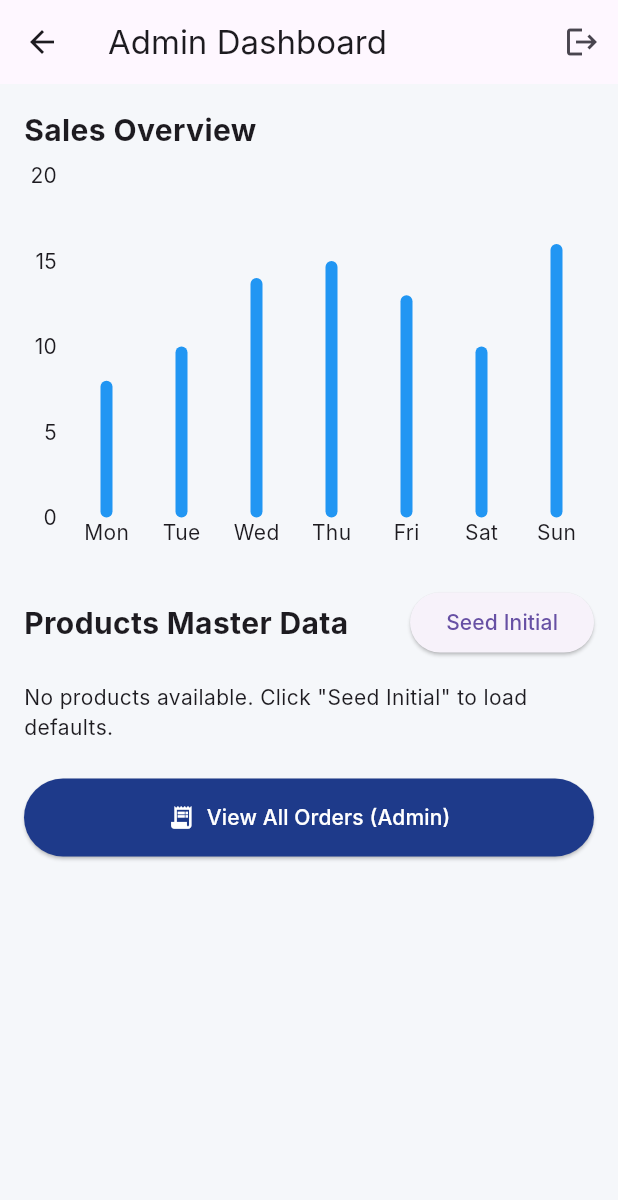
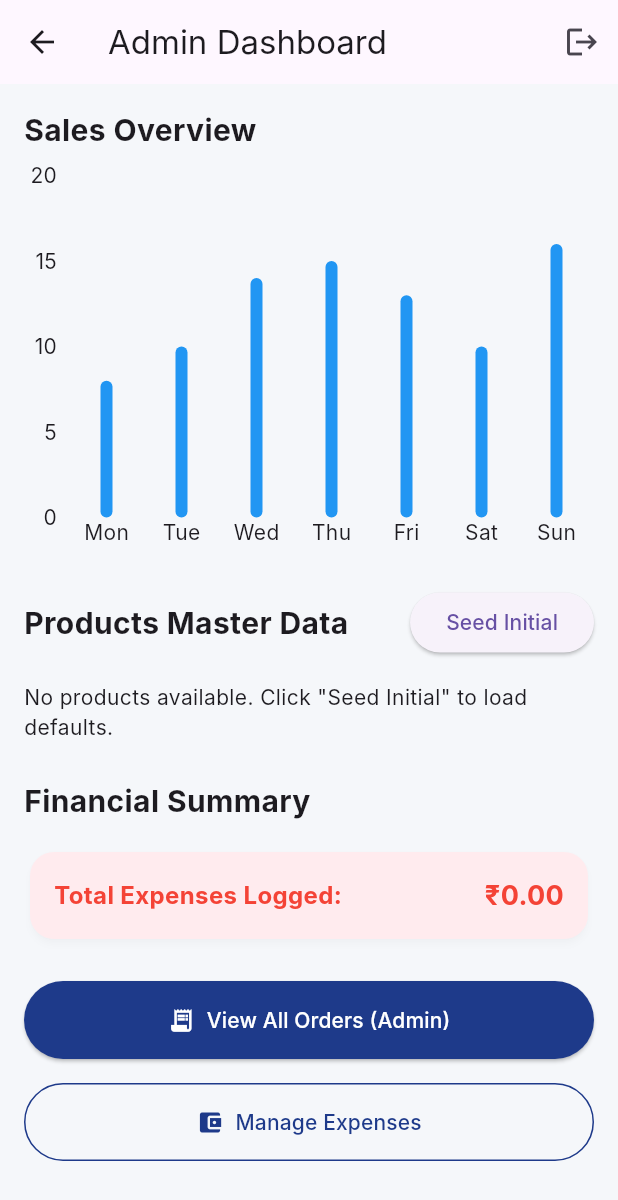
Before and after one commit to Pinkal6191/TruptApp, a Flutter app: the AdminDashboard screen opened directly, on a phone screen of 412 x 824 dp. Shown: the top 1200 px of the screen. Run offline on Flutter 3.47's test engine with Material 3 defaults, Android fonts, the phone set to English and light mode, and no system bars; drawn by our look-alikes of fl_chart; our stand-ins replace cloud_firestore, equatable, firebase_auth, firebase_core, flutter_bloc, pdf and 1 more; accounts and stored records are empty; Roboto replaces fonts that are missing (Inter).

Commit message:
Phase 5: Invoice Generation & Sharing
 Build PDF Invoice Generator Service (with QR code).
 Integrate Share functionality (share_plus).
 Add "Generate & Share Invoice" button to Order Details.
 Phase 6: Expense Management & Final Polish

 Create Expense Model & Repository.
 Create Expense Bloc.
 Build Expense Management UI for Admin.
 Add Charts / Stats to Admin Dashboard.

done

```diff
--- /dev/null
+++ b/lib/core/models/expense_model.dart
@@ -0,0 +1,37 @@
+import 'package:cloud_firestore/cloud_firestore.dart';
+
+class ExpenseModel {
+  final String id;
+  final String type; // "Transport", "Labor", "Other"
+  final double amount;
+  final DateTime date;
+  final String description;
+
+  ExpenseModel({
+    required this.id,
+    required this.type,
+    required this.amount,
+    required this.date,
+    required this.description,
+  });
+
+  Map<String, dynamic> toMap() {
+    return {
+      'type': type,
+      'amount': amount,
+      'date': Timestamp.fromDate(date),
+      'description': description,
+    };
+  }
+
+  factory ExpenseModel.fromFirestore(DocumentSnapshot doc) {
+    Map<String, dynamic> map = doc.data() as Map<String, dynamic>;
+    return ExpenseModel(
+      id: doc.id,
+      type: map['type'] ?? 'Other',
+      amount: (map['amount'] ?? 0).toDouble(),
+      date: (map['date'] as Timestamp).toDate(),
+      description: map['description'] ?? '',
+    );
+  }
+}
--- a/lib/features/admin/presentation/admin_dashboard.dart
+++ b/lib/features/admin/presentation/admin_dashboard.dart
@@ -7,6 +7,10 @@ import '../../products/bloc/product_bloc.dart';
 import '../../products/bloc/product_event.dart';
 import '../../products/bloc/product_state.dart';
 import '../../orders/presentation/order_history_screen.dart';
+import '../../expenses/bloc/expense_bloc.dart';
+import '../../expenses/bloc/expense_event.dart';
+import '../../expenses/bloc/expense_state.dart';
+import '../../expenses/presentation/expense_management_screen.dart';
 
 class AdminDashboard extends StatefulWidget {
   const AdminDashboard({super.key});
@@ -20,6 +24,7 @@ class _AdminDashboardState extends State<AdminDashboard> {
   void initState() {
     super.initState();
     context.read<ProductBloc>().add(LoadProducts());
+    context.read<ExpenseBloc>().add(LoadExpenses());
   }
 
   @override
@@ -132,6 +137,36 @@ class _AdminDashboardState extends State<AdminDashboard> {
               },
             ),
             const SizedBox(height: 24),
+            const Text(
+              'Financial Summary',
+              style: TextStyle(fontSize: 20, fontWeight: FontWeight.bold),
+            ),
+            const SizedBox(height: 16),
+            BlocBuilder<ExpenseBloc, ExpenseState>(
+              builder: (context, state) {
+                double totalExpense = 0.0;
+                if (state is ExpensesLoaded) {
+                  totalExpense = state.expenses.fold(0, (sum, item) => sum + item.amount);
+                }
+                return Card(
+                  elevation: 2,
+                  shadowColor: Colors.black12,
+                  color: Colors.red.shade50,
+                  shape: RoundedRectangleBorder(borderRadius: BorderRadius.circular(16)),
+                  child: Padding(
+                    padding: const EdgeInsets.all(16.0),
+                    child: Row(
+                      mainAxisAlignment: MainAxisAlignment.spaceBetween,
+                      children: [
+                        const Text('Total Expenses Logged:', style: TextStyle(fontWeight: FontWeight.bold, fontSize: 16, color: Colors.red)),
+                        Text('₹${totalExpense.toStringAsFixed(2)}', style: const TextStyle(fontWeight: FontWeight.bold, fontSize: 18, color: Colors.red)),
+                      ],
+                    ),
+                  ),
+                );
+              },
+            ),
+            const SizedBox(height: 24),
             SizedBox(
               width: double.infinity,
               child: ElevatedButton.icon(
@@ -147,6 +182,22 @@ class _AdminDashboardState extends State<AdminDashboard> {
                 },
               ),
             ),
+            const SizedBox(height: 16),
+            SizedBox(
+              width: double.infinity,
+              child: OutlinedButton.icon(
+                icon: const Icon(Icons.account_balance_wallet),
+                label: const Text('Manage Expenses'),
+                style: OutlinedButton.styleFrom(
+                  padding: const EdgeInsets.symmetric(vertical: 16),
+                  foregroundColor: const Color(0xFF1E3A8A),
+                  side: const BorderSide(color: Color(0xFF1E3A8A)),
+                ),
+                onPressed: () {
+                  Navigator.push(context, MaterialPageRoute(builder: (_) => const ExpenseManagementScreen()));
+                },
+              ),
+            ),
           ],
         ),
       ),
--- /dev/null
+++ b/lib/features/expenses/bloc/expense_bloc.dart
@@ -0,0 +1,36 @@
+import 'package:flutter_bloc/flutter_bloc.dart';
+import '../repository/expense_repository.dart';
+import 'expense_event.dart';
+import 'expense_state.dart';
+
+class ExpenseBloc extends Bloc<ExpenseEvent, ExpenseState> {
+  final ExpenseRepository _expenseRepository;
+
+  ExpenseBloc({required ExpenseRepository expenseRepository})
+      : _expenseRepository = expenseRepository,
+        super(ExpenseInitial()) {
+    on<LoadExpenses>(_onLoadExpenses);
+    on<AddExpense>(_onAddExpense);
+  }
+
+  Future<void> _onLoadExpenses(LoadExpenses event, Emitter<ExpenseState> emit) async {
+    emit(ExpenseLoading());
+    try {
+      final expenses = await _expenseRepository.getExpenses();
+      emit(ExpensesLoaded(expenses: expenses));
+    } catch (e) {
+      emit(ExpenseError(message: e.toString()));
+    }
+  }
+
+  Future<void> _onAddExpense(AddExpense event, Emitter<ExpenseState> emit) async {
+    emit(ExpenseLoading());
+    try {
+      await _expenseRepository.addExpense(event.expense);
+      emit(ExpenseOperationSuccess(message: 'Expense added successfully!'));
+      add(LoadExpenses());
+    } catch (e) {
+      emit(ExpenseError(message: e.toString()));
+    }
+  }
+}
--- /dev/null
+++ b/lib/features/expenses/bloc/expense_event.dart
@@ -0,0 +1,10 @@
+import '../../../core/models/expense_model.dart';
+
+abstract class ExpenseEvent {}
+
+class LoadExpenses extends ExpenseEvent {}
+
+class AddExpense extends ExpenseEvent {
+  final ExpenseModel expense;
+  AddExpense({required this.expense});
+}
--- /dev/null
+++ b/lib/features/expenses/bloc/expense_state.dart
@@ -0,0 +1,22 @@
+import '../../../core/models/expense_model.dart';
+
+abstract class ExpenseState {}
+
+class ExpenseInitial extends ExpenseState {}
+
+class ExpenseLoading extends ExpenseState {}
+
+class ExpensesLoaded extends ExpenseState {
+  final List<ExpenseModel> expenses;
+  ExpensesLoaded({required this.expenses});
+}
+
+class ExpenseOperationSuccess extends ExpenseState {
+  final String message;
+  ExpenseOperationSuccess({required this.message});
+}
+
+class ExpenseError extends ExpenseState {
+  final String message;
+  ExpenseError({required this.message});
+}
--- a/lib/main.dart
+++ b/lib/main.dart
@@ -12,6 +12,8 @@ import 'features/products/bloc/product_bloc.dart';
 import 'features/products/repository/product_repository.dart';
 import 'features/orders/bloc/order_bloc.dart';
 import 'features/orders/repository/order_repository.dart';
+import 'features/expenses/bloc/expense_bloc.dart';
+import 'features/expenses/repository/expense_repository.dart';
 
 void main() async {
   WidgetsFlutterBinding.ensureInitialized();
@@ -36,6 +38,9 @@ class MyApp extends StatelessWidget {
         ),
         BlocProvider(
           create: (context) => OrderBloc(orderRepository: OrderRepository()),
+        ),
+        BlocProvider(
+          create: (context) => ExpenseBloc(expenseRepository: ExpenseRepository()),
         ),
       ],
       child: MaterialApp(
```
Also changed, not shown: lib/features/expenses/presentation/expense_management_screen.dart (added, +211 -0 lines), lib/features/expenses/repository/expense_repository.dart (added, +27 -0 lines), lib/features/invoices/services/invoice_service.dart (added, +182 -0 lines), lib/features/orders/presentation/order_details_screen.dart (+20 -0 lines).
